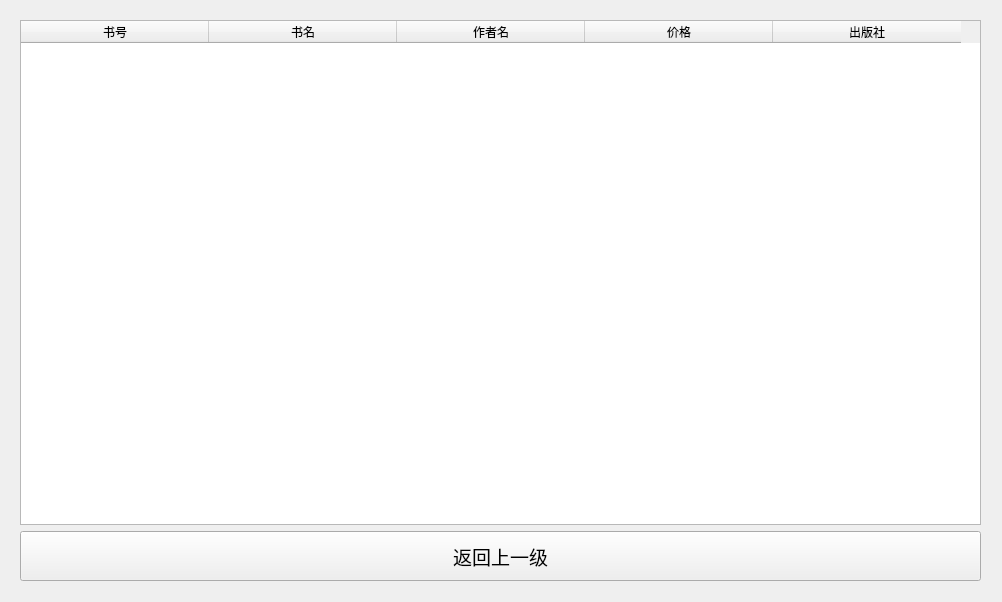
Old version of the form Sources/Forms/browsebook.ui in the repository gaogao-qwq/Book_Manage_System_QT.
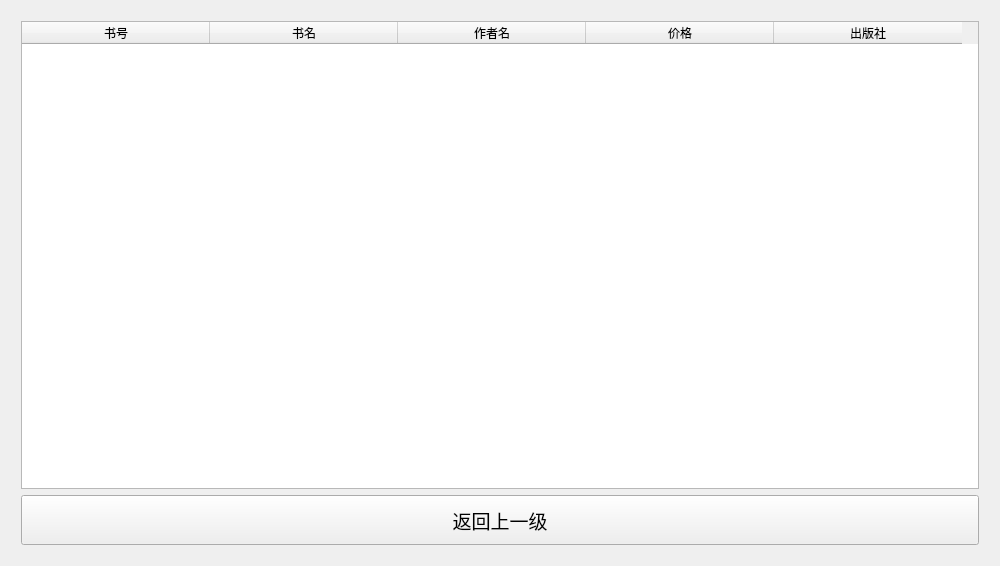
New version of the form. Icons and pictures are not drawn.

The edit to the form file:
```diff
--- a/Sources/Forms/browsebook.ui
+++ b/Sources/Forms/browsebook.ui
@@ -6,8 +6,8 @@
    <rect>
     <x>0</x>
     <y>0</y>
-    <width>1002</width>
-    <height>602</height>
+    <width>1000</width>
+    <height>566</height>
    </rect>
   </property>
   <property name="windowTitle">
@@ -18,15 +18,8 @@
     <selectedoff>D:/pictures/avator.png</selectedoff>
    </iconset>
   </property>
-  <widget class="QWidget" name="verticalLayoutWidget">
-   <property name="geometry">
-    <rect>
-     <x>10</x>
-     <y>10</y>
-     <width>981</width>
-     <height>581</height>
-    </rect>
-   </property>
+  <layout class="QGridLayout" name="gridLayout">
+   <item row="0" column="0">
    <layout class="QVBoxLayout" name="verticalLayout">
     <property name="leftMargin">
      <number>10</number>
@@ -103,7 +96,8 @@
      </widget>
     </item>
    </layout>
-  </widget>
+   </item>
+  </layout>
  </widget>
  <resources/>
  <connections/>
```
Lines whose indentation alone changed are shown as unchanged.
